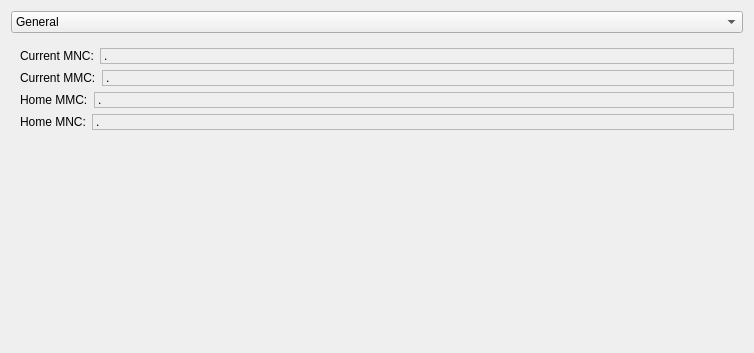
Before: the Qt Designer form examples/sysinfo/dialog_small_landscape.ui in qtproject/qt-mobility, drawn with Qt 5.
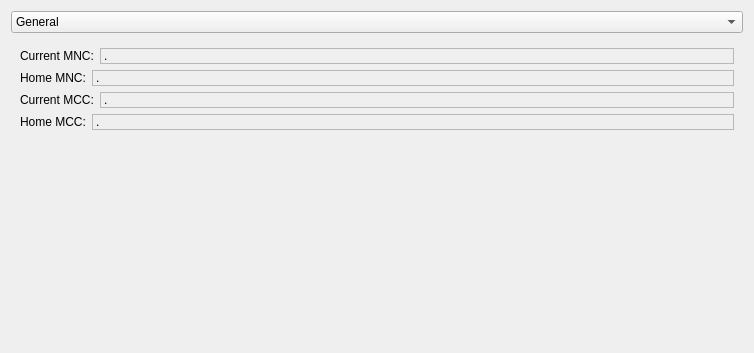
After: the same form once the commit is applied. The open tabs and pages were chosen to show the change. Icons and pictures are not drawn.

Commit message: get the name right again.

```diff
--- a/examples/sysinfo/dialog_small_landscape.ui
+++ b/examples/sysinfo/dialog_small_landscape.ui
@@ -1270,6 +1270,42 @@
         </layout>
        </item>
        <item row="1" column="0">
+        <layout class="QHBoxLayout" name="horizontalLayout_89">
+         <item>
+          <widget class="QLabel" name="label_98">
+           <property name="sizePolicy">
+            <sizepolicy hsizetype="Minimum" vsizetype="Fixed">
+             <horstretch>0</horstretch>
+             <verstretch>0</verstretch>
+            </sizepolicy>
+           </property>
+           <property name="text">
+            <string>Home MNC:</string>
+           </property>
+          </widget>
+         </item>
+         <item>
+          <widget class="QLabel" name="homeMNCLabel">
+           <property name="sizePolicy">
+            <sizepolicy hsizetype="Expanding" vsizetype="Fixed">
+             <horstretch>0</horstretch>
+             <verstretch>0</verstretch>
+            </sizepolicy>
+           </property>
+           <property name="frameShape">
+            <enum>QFrame::StyledPanel</enum>
+           </property>
+           <property name="frameShadow">
+            <enum>QFrame::Sunken</enum>
+           </property>
+           <property name="text">
+            <string>.</string>
+           </property>
+          </widget>
+         </item>
+        </layout>
+       </item>
+       <item row="2" column="0">
         <layout class="QHBoxLayout" name="horizontalLayout_90">
          <item>
           <widget class="QLabel" name="label_99">
@@ -1280,7 +1316,7 @@
             </sizepolicy>
            </property>
            <property name="text">
-            <string>Current MMC:</string>
+            <string>Current MCC:</string>
            </property>
           </widget>
          </item>
@@ -1305,7 +1341,7 @@
          </item>
         </layout>
        </item>
-       <item row="2" column="0">
+       <item row="3" column="0">
         <layout class="QHBoxLayout" name="horizontalLayout_91">
          <item>
           <widget class="QLabel" name="label_100">
@@ -1316,7 +1352,7 @@
             </sizepolicy>
            </property>
            <property name="text">
-            <string>Home MMC:</string>
+            <string>Home MCC:</string>
            </property>
           </widget>
          </item>
@@ -1341,42 +1377,6 @@
          </item>
         </layout>
        </item>
-       <item row="3" column="0">
-        <layout class="QHBoxLayout" name="horizontalLayout_89">
-         <item>
-          <widget class="QLabel" name="label_98">
-           <property name="sizePolicy">
-            <sizepolicy hsizetype="Minimum" vsizetype="Fixed">
-             <horstretch>0</horstretch>
-             <verstretch>0</verstretch>
-            </sizepolicy>
-           </property>
-           <property name="text">
-            <string>Home MNC:</string>
-           </property>
-          </widget>
-         </item>
-         <item>
-          <widget class="QLabel" name="homeMNCLabel">
-           <property name="sizePolicy">
-            <sizepolicy hsizetype="Expanding" vsizetype="Fixed">
-             <horstretch>0</horstretch>
-             <verstretch>0</verstretch>
-            </sizepolicy>
-           </property>
-           <property name="frameShape">
-            <enum>QFrame::StyledPanel</enum>
-           </property>
-           <property name="frameShadow">
-            <enum>QFrame::Sunken</enum>
-           </property>
-           <property name="text">
-            <string>.</string>
-           </property>
-          </widget>
-         </item>
-        </layout>
-       </item>
        <item row="4" column="0">
         <spacer name="verticalSpacer_29">
          <property name="orientation">
```
Left out of the diff: 2 changed lines with no effect on the pictures.
